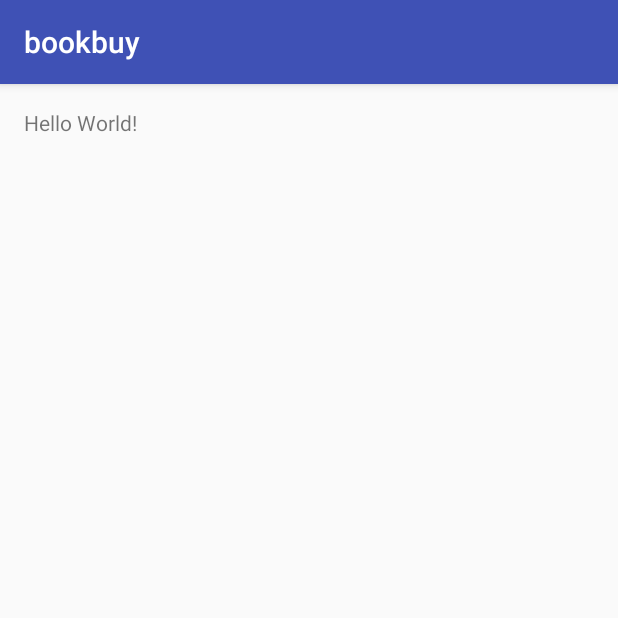
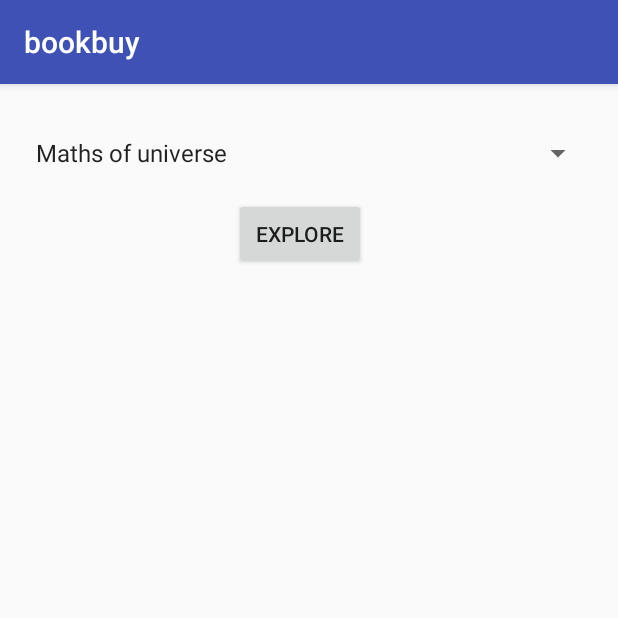
Before and after one commit to priyansh007/bookbuy, an Android app: the screen it shows after launch (MainActivity), on a phone screen of 412 x 824 dp, the top half of it. Run offline under Robolectric (Android 15) with nearby library versions, the phone set to English and light mode, and no system bars.

Commit message:
some basic changes

```diff
--- a/app/src/main/java/com/priyansh/bookbuy/MainActivity.java
+++ b/app/src/main/java/com/priyansh/bookbuy/MainActivity.java
@@ -2,12 +2,70 @@ package com.priyansh.bookbuy;
 
 import android.support.v7.app.AppCompatActivity;
 import android.os.Bundle;
+import android.view.View;
+import android.widget.ArrayAdapter;
+import android.widget.Button;
+import android.widget.Spinner;
+import java.util.ArrayList;
+import java.util.List;
+import android.app.Activity;
+import android.os.Bundle;
+import android.view.View;
+import android.view.View.OnClickListener;
+
+import android.widget.Toast;
+
+import java.util.ArrayList;
+import java.util.List;
 
 public class MainActivity extends AppCompatActivity {
-
+    private Spinner  spinner2;
+    private Button btnSubmit;
     @Override
     protected void onCreate(Bundle savedInstanceState) {
         super.onCreate(savedInstanceState);
         setContentView(R.layout.activity_main);
+        addItemsOnSpinner2();
+        addListenerOnButton();
+
+    }
+    public void addItemsOnSpinner2() {
+
+        spinner2 = (Spinner) findViewById(R.id.spinner2);
+        List<String> list = new ArrayList<String>();
+        list.add("Maths of universe");
+        list.add("physics you never get to learn");
+        list.add("hey codedot");
+        list.add("life");
+        list.add("animals");
+        list.add("herbals");
+        ArrayAdapter<String> dataAdapter = new ArrayAdapter<String>(this,
+                android.R.layout.simple_spinner_item, list);
+        dataAdapter.setDropDownViewResource(android.R.layout.simple_spinner_dropdown_item);
+        spinner2.setAdapter(dataAdapter);
+    }
+
+
+
+    // get the selected dropdown list value
+    public void addListenerOnButton() {
+
+
+        spinner2 = (Spinner) findViewById(R.id.spinner2);
+        btnSubmit = (Button) findViewById(R.id.btnSubmit);
+
+        btnSubmit.setOnClickListener(new View.OnClickListener() {
+
+            @Override
+            public void onClick(View v) {
+
+                Toast.makeText(MainActivity.this,
+                        "OnClickListener : " +
+
+                                "\nSpinner 2 : "+ String.valueOf(spinner2.getSelectedItem()),
+                        Toast.LENGTH_SHORT).show();
+            }
+
+        });
     }
 }
--- a/app/src/main/res/layout/activity_main.xml
+++ b/app/src/main/res/layout/activity_main.xml
@@ -1,5 +1,5 @@
 <?xml version="1.0" encoding="utf-8"?>
-<RelativeLayout xmlns:android="http://schemas.android.com/apk/res/android"
+<LinearLayout xmlns:android="http://schemas.android.com/apk/res/android"
     xmlns:tools="http://schemas.android.com/tools"
     android:layout_width="match_parent"
     android:layout_height="match_parent"
@@ -7,10 +7,22 @@
     android:paddingLeft="@dimen/activity_horizontal_margin"
     android:paddingRight="@dimen/activity_horizontal_margin"
     android:paddingTop="@dimen/activity_vertical_margin"
-    tools:context="com.priyansh.bookbuy.MainActivity">
+    tools:context="com.priyansh.bookbuy.MainActivity"
+    android:orientation="vertical">
 
-    <TextView
+
+
+    <Spinner
+        android:id="@+id/spinner2"
+        android:layout_width="match_parent"
+        android:layout_height="60dp"
+        android:prompt="@string/book_prompt"
+        />
+
+    <Button
+        android:id="@+id/btnSubmit"
         android:layout_width="wrap_content"
         android:layout_height="wrap_content"
-        android:text="Hello World!" />
-</RelativeLayout>
+        android:text="Explore"
+        android:layout_marginLeft="140dp"/>
+</LinearLayout>
--- a/app/src/main/res/values/strings.xml
+++ b/app/src/main/res/values/strings.xml
@@ -1,3 +1,8 @@
+<?xml version="1.0" encoding="utf-8"?>
 <resources>
     <string name="app_name">bookbuy</string>
+
+    <string name="book_prompt">Choose a book</string>
+
+
 </resources>
```
